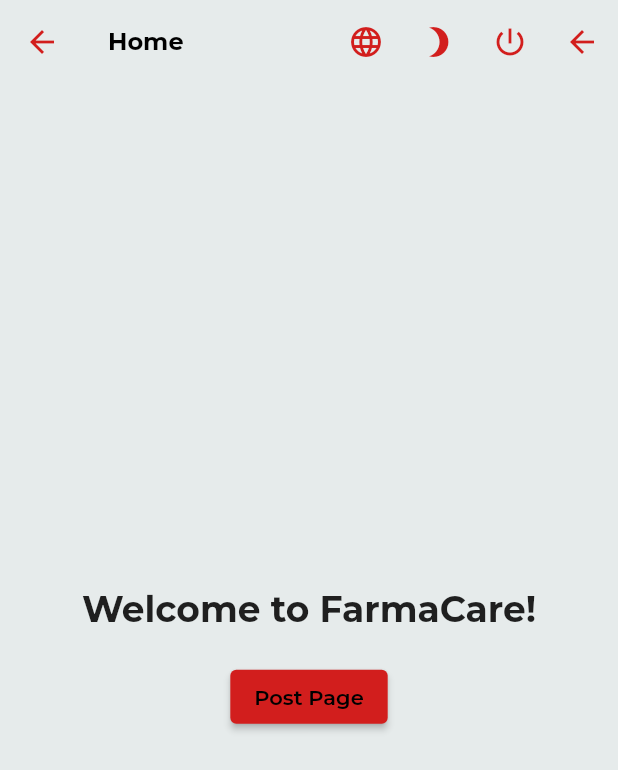
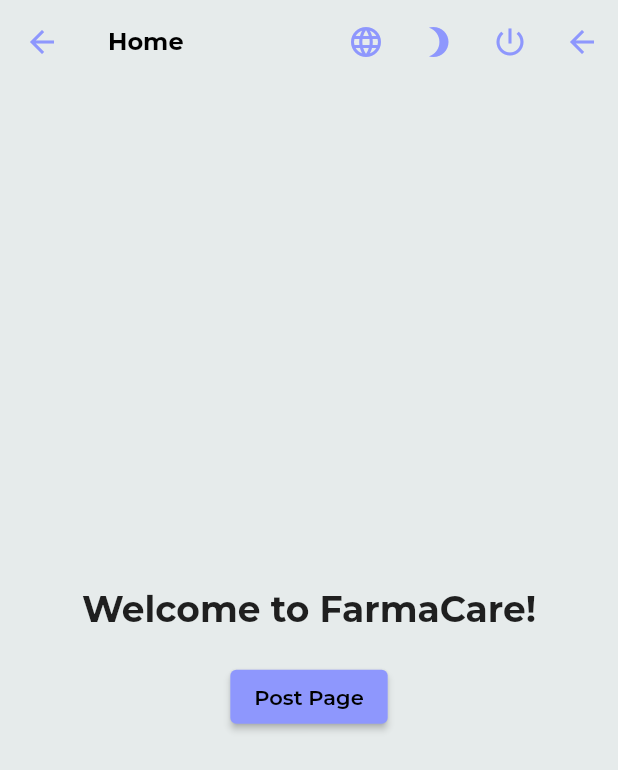
Before and after one commit to FarmaCare-id/hermione, a Flutter app: the HomeScreen screen opened by its route, on a phone screen of 412 x 824 dp. Shown: the top 770 px of the screen. Run offline on Flutter 3.47's test engine with Material 2 defaults, Android fonts, the phone set to English and light mode, and no system bars; our stand-ins replace another_flushbar, dio, flutter_dotenv, flutter_mobx, get_it, google_fonts and 4 more; missing offline and left inert: material_dialog, xxtea; accounts and stored records are empty; generated files the repository leaves out were written again.

Commit message:
update: app color palette

```diff
--- a/lib/constants/app_theme.dart
+++ b/lib/constants/app_theme.dart
@@ -20,6 +20,7 @@
 /// `import 'path/to/theme.dart';`
 import 'package:flutter/material.dart';
 import 'package:google_fonts/google_fonts.dart';
+import 'package:farmacare/constants/colors.dart';
 
 class AppThemeData {
   static const _lightFillColor = Colors.black;
@@ -60,8 +61,8 @@ class AppThemeData {
   }
 
   static const ColorScheme lightColorScheme = ColorScheme(
-    primary: Color(0xFFd21e1d),
-    primaryContainer: Color(0xFF9e1718),
+    primary: AppColors.bluePeriwinkle,
+    primaryContainer: Color.fromARGB(255, 34, 173, 59),
     secondary: Color(0xFFEFF3F3),
     secondaryContainer: Color(0xFFFAFBFB),
     background: Color(0xFFE6EBEB),
@@ -76,7 +77,7 @@ class AppThemeData {
   );
 
   static const ColorScheme darkColorScheme = ColorScheme(
-    primary: Color(0xFFFF8383),
+    primary: AppColors.bluePeriwinkleDark,
     primaryContainer: Color(0xFF1CDEC9),
     secondary: Color(0xFF4D1F7C),
     secondaryContainer: Color(0xFF451B6F),
--- a/lib/constants/colors.dart
+++ b/lib/constants/colors.dart
@@ -29,6 +29,8 @@ class AppColors {
   static const Color blue600 = Color(0xFF4A6572);
   static const Color blue700 = Color(0xFF344955);
   static const Color blue800 = Color(0xFF232F34);
+  static const Color bluePeriwinkle = Color(0xFF8E97FD);
+  static const Color bluePeriwinkleDark = Color.fromARGB(255, 153, 159, 230);
 
   static const Color orange300 = Color(0xFFFBD790);
   static const Color orange400 = Color(0xFFF9BE64);
```
